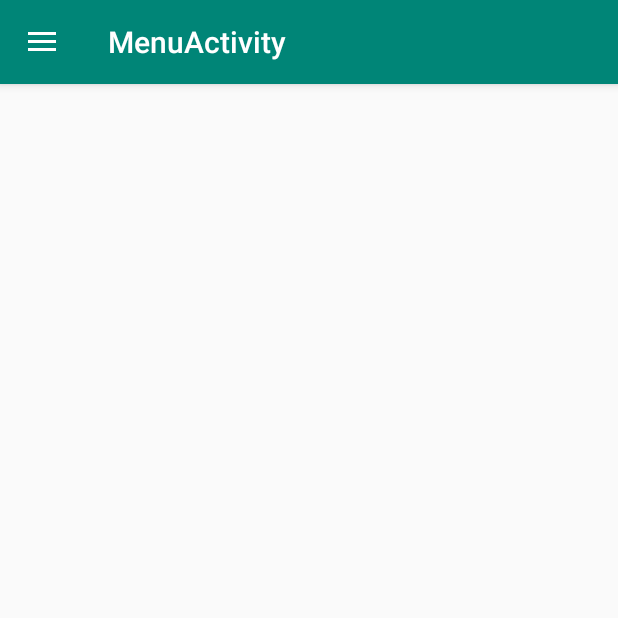
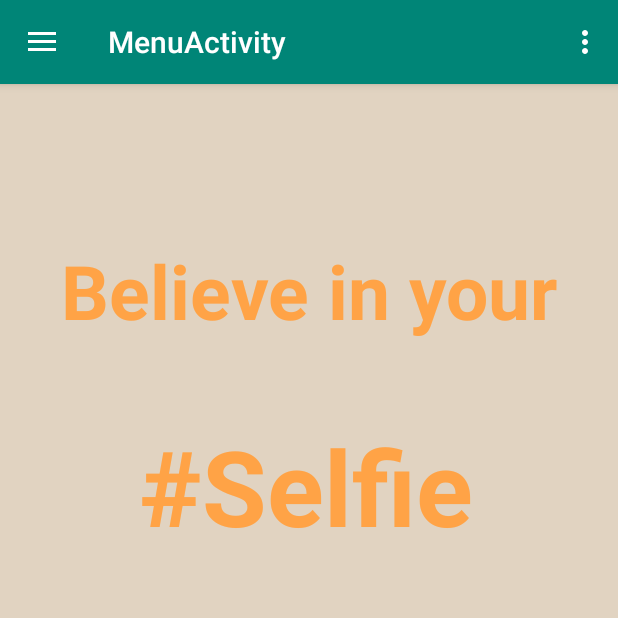
Before and after one commit to NourTadros/FaceDetection2, an Android app: the MenuActivity screen opened directly, with no data from a screen before it, on a phone screen of 412 x 824 dp, the top half of it. Run offline under Robolectric (Android 15) with nearby library versions, the phone set to English and light mode, and no system bars; our stand-ins replace Firebase (no records; nobody signed in at launch, a user with empty details on screens opened directly); libraries missing offline, so code that uses them is left out: com.facebook, com.facebook.login; 1 statement that could not run was skipped.

Commit message:
desining menu activity, fixing welcome screen bug, fixing settings bug

```diff
--- a/app/src/main/java/com/example/katy/facedetention/MenuActivity.java
+++ b/app/src/main/java/com/example/katy/facedetention/MenuActivity.java
@@ -16,6 +16,7 @@ import android.support.design.widget.Snackbar;
 import android.support.v4.app.Fragment;
 import android.support.v4.app.FragmentManager;
 import android.support.v4.app.FragmentTransaction;
+import android.support.v7.app.ActionBar;
 import android.support.v7.app.AlertDialog;
 import android.util.SparseArray;
 import android.view.View;
@@ -41,6 +42,7 @@ public class MenuActivity extends AppCompatActivity
         implements NavigationView.OnNavigationItemSelectedListener,FragmentChangeListener {
 
     TextView userDisplayEmail;
+    TextView text1,text2;
 
 
     @Override
@@ -50,6 +52,11 @@ public class MenuActivity extends AppCompatActivity
         Toolbar toolbar = findViewById(R.id.toolbar);
         setSupportActionBar(toolbar);
         Button btn = findViewById(R.id.button);
+        text1=findViewById(R.id.text1);
+        text2=findViewById(R.id.text2);
+
+
+
 
         DrawerLayout drawer = findViewById(R.id.drawer_layout);
         ActionBarDrawerToggle toggle = new ActionBarDrawerToggle(
@@ -66,7 +73,33 @@ public class MenuActivity extends AppCompatActivity
 
         userDisplayEmail.setText(FirebaseAuth.getInstance().getCurrentUser().getEmail());
     }
+    @Override
+    public boolean onCreateOptionsMenu(Menu menu) {
+        getMenuInflater().inflate(R.menu.toolbar_menu, menu);
+        return true;
+    }
+    @Override
+    public boolean onOptionsItemSelected(MenuItem item) {
+        switch (item.getItemId()) {
+            case R.id.action_share: {
+                ShareData();
+                break;
+            }
+            // case blocks for other MenuItems (if any)
+        }
+        return true;
+    }
+    public void ShareData(){
 
+        Intent sharingIntent = new Intent(android.content.Intent.ACTION_SEND);
+        sharingIntent.setType("text/plain");
+        String shareBody = "Download Selfie Go to detect your friend's faces and have some selfie fun.";
+        //sharingIntent.putExtra(android.content.Intent.EXTRA_SUBJECT, "Subject Here");
+        sharingIntent.putExtra(android.content.Intent.EXTRA_TEXT, shareBody);
+        startActivity(Intent.createChooser(sharingIntent, "Share via"));
+
+
+    }
 
 
     //hide the navigation drawer menu when the back resetPasswordBtn is pressed
@@ -98,6 +131,8 @@ public class MenuActivity extends AppCompatActivity
         } else if (id == R.id.nav_manage) {
 
             replaceFragment(new SettingsFragment(),"Settings");
+            text1.setAlpha(0);
+            text2.setAlpha(0);
 
         } else if (id == R.id.nav_logout) {
             getApplicationContext().getSharedPreferences("automaticlogin",0).edit().clear().apply();
--- a/app/src/main/java/com/example/katy/facedetention/SettingsFragment.java
+++ b/app/src/main/java/com/example/katy/facedetention/SettingsFragment.java
@@ -92,7 +92,7 @@ public class SettingsFragment extends Fragment {
 
             @Override
             public void onCancelled(@NonNull DatabaseError error) {
-                Log.i("isDriverFromDb", "Failed to read value." + error.toException());
+                Log.i("isUserFromDb", "Failed to read value." + error.toException());
             }
         });
     }
--- a/app/src/main/res/layout/activity_menu.xml
+++ b/app/src/main/res/layout/activity_menu.xml
@@ -22,4 +22,6 @@
         app:headerLayout="@layout/nav_header_menu"
         app:menu="@menu/activity_menu_drawer" />
 
+
+
 </android.support.v4.widget.DrawerLayout>
--- a/app/src/main/res/layout/content_menu.xml
+++ b/app/src/main/res/layout/content_menu.xml
@@ -4,15 +4,67 @@
     xmlns:tools="http://schemas.android.com/tools"
     android:layout_width="match_parent"
     android:layout_height="match_parent"
+    android:background="#e1d3c1"
     app:layout_behavior="@string/appbar_scrolling_view_behavior"
     tools:context=".MenuActivity"
     tools:showIn="@layout/app_bar_menu">
 
     <FrameLayout
         android:id="@+id/menuContainers"
-        android:layout_width="match_parent"
-        android:layout_height="match_parent">
+        android:layout_width="0dp"
+        android:layout_height="0dp"
+        app:layout_constraintBottom_toBottomOf="parent"
+        app:layout_constraintEnd_toEndOf="parent"
+        app:layout_constraintHorizontal_bias="1.0"
+        app:layout_constraintStart_toStartOf="parent"
+        app:layout_constraintTop_toTopOf="parent"
+        app:layout_constraintVertical_bias="1.0">
+
+
     </FrameLayout>
 
+    <TextView
+        android:id="@+id/text1"
+        android:layout_width="match_parent"
+        android:layout_height="wrap_content"
+        android:layout_alignParentBottom="true"
+        android:layout_marginTop="92dp"
+        android:layout_marginBottom="50dp"
+        android:text="Believe in your"
+        android:textAlignment="center"
+        android:textColor="#FFA346"
+        android:textSize="50dp"
+        android:textStyle="bold"
+        app:layout_constraintBottom_toTopOf="@+id/text2"
+        app:layout_constraintTop_toTopOf="parent"
+        app:layout_constraintVertical_bias="1.0"
+        tools:layout_editor_absoluteX="0dp" />
 
-</android.support.constraint.ConstraintLayout>
+    <TextView
+        android:id="@+id/text2"
+        android:layout_width="wrap_content"
+        android:layout_height="wrap_content"
+        android:layout_alignParentStart="true"
+
+        android:layout_alignParentLeft="true"
+        android:layout_alignParentEnd="true"
+        android:layout_alignParentRight="true"
+        android:layout_alignParentBottom="true"
+        android:layout_marginStart="92dp"
+        android:layout_marginLeft="92dp"
+        android:layout_marginTop="221dp"
+        android:layout_marginEnd="8dp"
+        android:layout_marginRight="8dp"
+        android:layout_marginBottom="360dp"
+        android:text="#Selfie"
+        android:textAlignment="center"
+        android:textColor="#FFA346"
+        android:textSize="70dp"
+        android:textStyle="bold"
+        app:layout_constraintBottom_toBottomOf="parent"
+        app:layout_constraintEnd_toEndOf="parent"
+        app:layout_constraintHorizontal_bias="0.011"
+        app:layout_constraintStart_toStartOf="parent"
+        app:layout_constraintTop_toTopOf="@+id/menuContainers"
+        app:layout_constraintVertical_bias="0.0" />
+    </android.support.constraint.ConstraintLayout>
--- /dev/null
+++ b/app/src/main/res/menu/toolbar_menu.xml
@@ -0,0 +1,12 @@
+<?xml version="1.0" encoding="utf-8"?>
+<menu
+    xmlns:android="http://schemas.android.com/apk/res/android"
+    xmlns:app="http://schemas.android.com/apk/res-auto"
+    xmlns:tools="http://schemas.android.com/tools"
+    tools:context=".activity.MainActivity">
+
+    <item
+        android:id="@+id/action_share"
+        android:title="Share the app idea"
+        app:showAsAction="never"/>
+</menu>
```
Also changed, not shown: app/src/main/java/com/example/katy/facedetention/UtilitiesHelper.java (+10 -15 lines), app/src/main/java/com/example/katy/facedetention/WelcomeScreen.java (+14 -55 lines).
